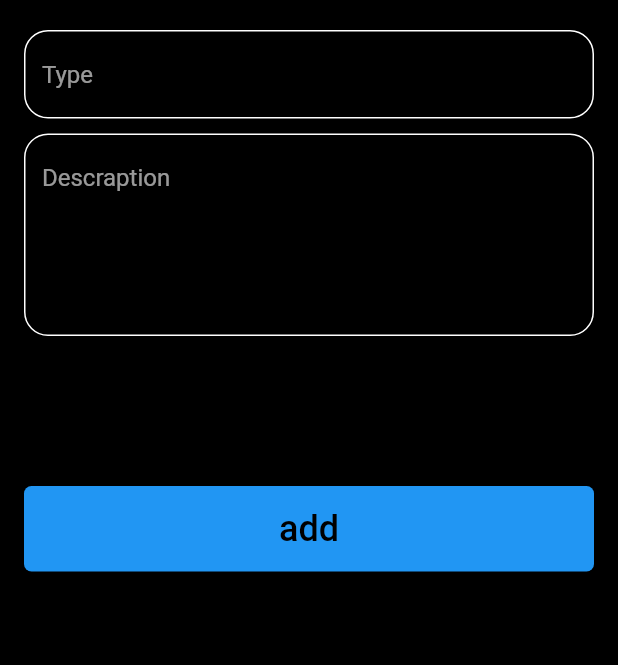
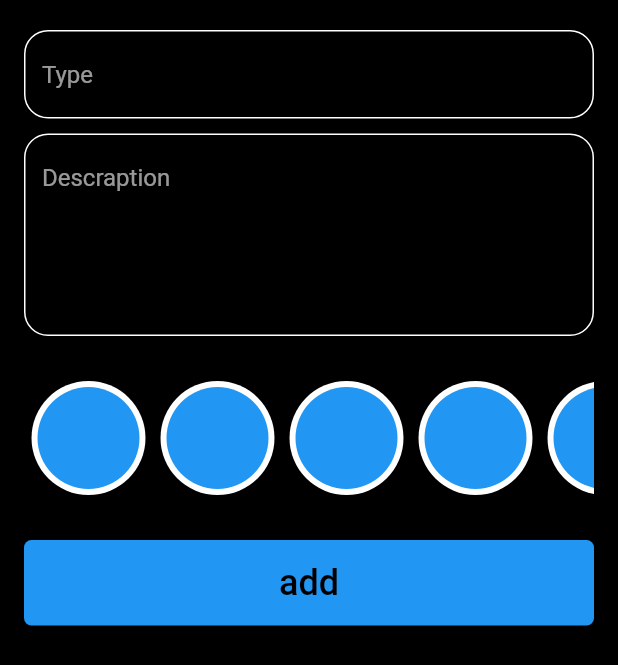
Before and after one commit to MahmoudAhmed121/hive_app, a Flutter app: the NotBottomSheet widget shown alone on an empty page, opened directly, on a phone screen of 412 x 824 dp. Shown: the top 665 px of the screen. Run offline on Flutter 3.47's test engine with Material 2 defaults, Android fonts, the phone set to English and light mode, and no system bars; our stand-ins replace conditional_builder_null_safety, flutter_bloc, hive, hive_flutter; accounts and stored records are empty.

Commit message:
create list color

```diff
--- a/lib/views/widgets/add_note_bottom_sheet.dart
+++ b/lib/views/widgets/add_note_bottom_sheet.dart
@@ -40,9 +40,7 @@ class _NotBottomSheetState extends State<NotBottomSheet> {
                 NotesCubit.get(context).fetchAllNote();
                 Navigator.pop(context);
               }
-              if (state is AddNotesFailure) {
-
-              }
+              if (state is AddNotesFailure) {}
             },
             builder: (context, state) {
               return AbsorbPointer(
@@ -78,8 +76,12 @@ class _NotBottomSheetState extends State<NotBottomSheet> {
                         textEditingController: textEditingControllerfordesc,
                         maxLines: 5,
                       ),
+                        SizedBox(
+                        height: 30,
+                      ),
+                      CustomListForColor(),
                       SizedBox(
-                        height: 100,
+                        height: 30,
                       ),
                       ConditionalBuilder(
                         condition: state is AddNotesLoading ? false : true,
@@ -121,3 +123,40 @@ class _NotBottomSheetState extends State<NotBottomSheet> {
     );
   }
 }
+
+class CustomIteamColor extends StatelessWidget {
+  const CustomIteamColor({super.key});
+
+  @override
+  Widget build(BuildContext context) {
+    return CircleAvatar(
+      radius: 38,
+      backgroundColor: Colors.white,
+      child: CircleAvatar(
+        radius: 34,
+        backgroundColor: Colors.blue,
+      ),
+    );
+  }
+}
+
+class CustomListForColor extends StatelessWidget {
+  const CustomListForColor({super.key});
+
+  @override
+  Widget build(BuildContext context) {
+    return SizedBox(
+      height: 38 *2,
+      child: ListView.builder(
+        scrollDirection: Axis.horizontal,
+        itemCount: 5,
+        itemBuilder: (context, index) {
+          return Padding(
+            padding: const EdgeInsets.symmetric(horizontal: 5),
+            child: CustomIteamColor(),
+          );
+        },
+      ),
+    );
+  }
+}
```
